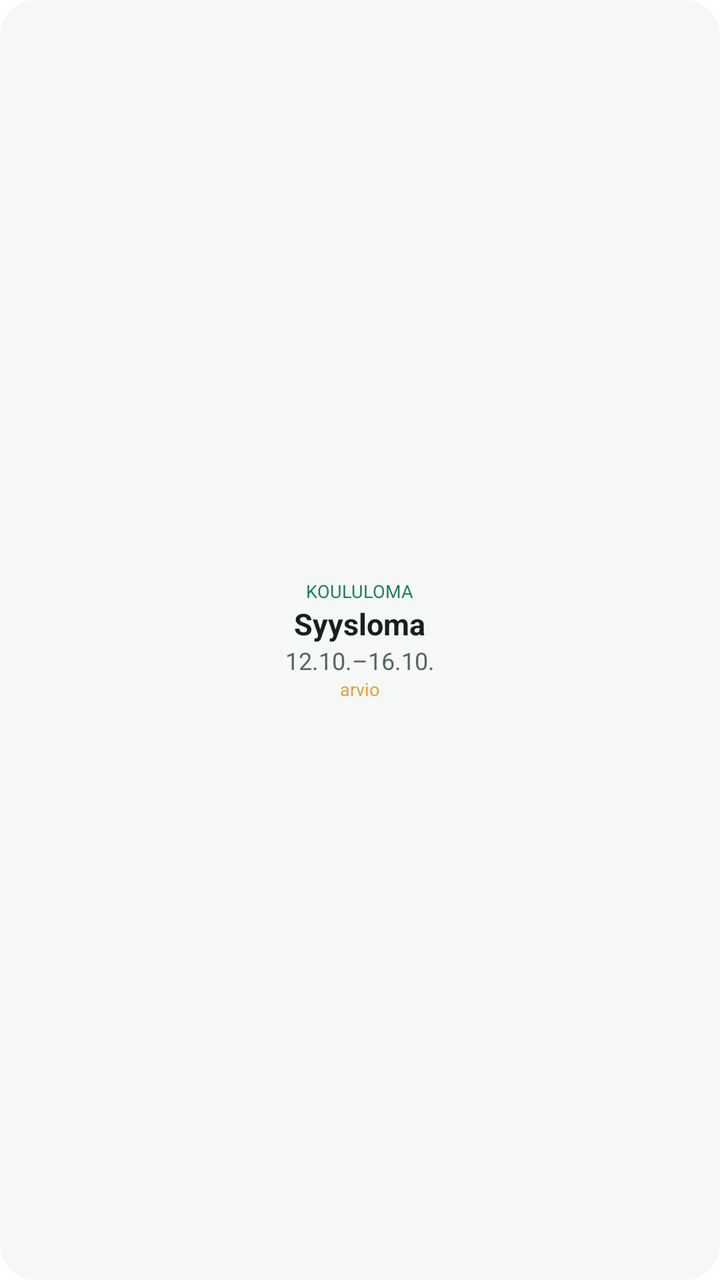
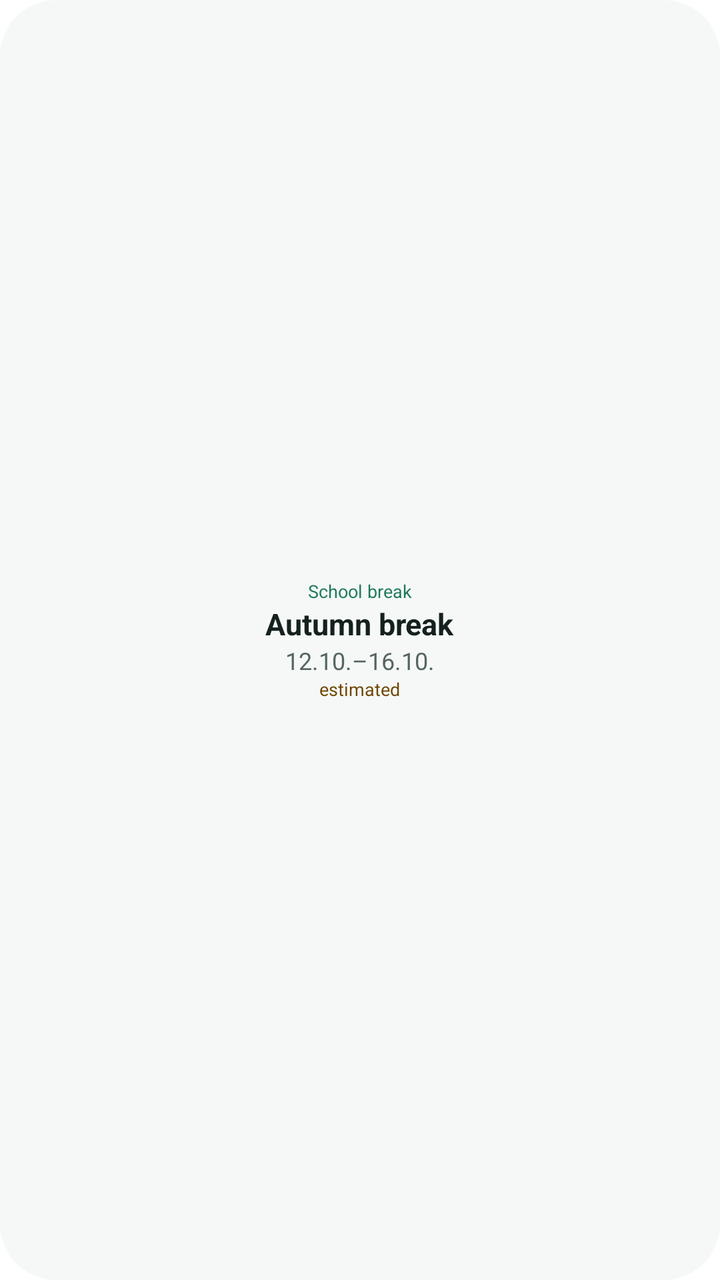

The first picture is an Android layout as it rendered before a commit; the second is the same layout after the commit. The layout source and the unified diff follow.
<!-- AndroidManifest.xml: fallback theme Theme.MaterialComponents.DayNight.NoActionBar -->
<!-- res/layout/preview_school.xml -->
<?xml version="1.0" encoding="utf-8"?>
<LinearLayout xmlns:android="http://schemas.android.com/apk/res/android"
    android:layout_width="match_parent"
    android:layout_height="match_parent"
    android:background="@drawable/widget_preview_bg"
    android:gravity="center"
    android:orientation="vertical"
    android:padding="10dp">
    <TextView android:layout_width="wrap_content" android:layout_height="wrap_content"
        android:text="KOULULOMA" android:textSize="9sp" android:textColor="@color/brand_accent"
        android:textStyle="normal" />
    <TextView android:layout_width="wrap_content" android:layout_height="wrap_content"
        android:text="Syysloma" android:textSize="15sp" android:textColor="@color/brand_ink"
        android:textStyle="bold" />
    <TextView android:layout_width="wrap_content" android:layout_height="wrap_content"
        android:text="12.10.–16.10." android:textSize="12sp" android:textColor="@color/brand_soft"
        android:textStyle="normal" />
    <TextView android:layout_width="wrap_content" android:layout_height="wrap_content"
        android:text="arvio" android:textSize="9sp" android:textColor="@color/brand_amber"
        android:textStyle="normal" />
</LinearLayout>
<!-- resources referenced by this layout -->
<resources>
  <color name="brand_accent">#FF1F7A5C</color>
  <color name="brand_amber">#FFE0A23B</color>
  <color name="brand_ink">#FF15211F</color>
  <color name="brand_soft">#FF56655F</color>
  <!-- drawable widget_preview_bg (drawable) -->
  <?xml version="1.0" encoding="utf-8"?>
  <shape xmlns:android="http://schemas.android.com/apk/res/android" android:shape="rectangle">
      <solid android:color="@color/brand_card" />
      <corners android:radius="18dp" />
  </shape>
  <color name="brand_card">#FFF5F8F7</color>
</resources>

<!-- the commit's change to res/layout/preview_school.xml (unified diff, before → after) -->
@@ -7,15 +7,15 @@
     android:orientation="vertical"
     android:padding="10dp">
     <TextView android:layout_width="wrap_content" android:layout_height="wrap_content"
-        android:text="KOULULOMA" android:textSize="9sp" android:textColor="@color/brand_accent"
+        android:text="@string/widget_school_break" android:textSize="9sp" android:textColor="@color/brand_accent"
         android:textStyle="normal" />
     <TextView android:layout_width="wrap_content" android:layout_height="wrap_content"
-        android:text="Syysloma" android:textSize="15sp" android:textColor="@color/brand_ink"
+        android:text="@string/widget_autumn_break" android:textSize="15sp" android:textColor="@color/brand_ink"
         android:textStyle="bold" />
     <TextView android:layout_width="wrap_content" android:layout_height="wrap_content"
         android:text="12.10.–16.10." android:textSize="12sp" android:textColor="@color/brand_soft"
         android:textStyle="normal" />
     <TextView android:layout_width="wrap_content" android:layout_height="wrap_content"
-        android:text="arvio" android:textSize="9sp" android:textColor="@color/brand_amber"
+        android:text="@string/widget_estimated" android:textSize="9sp" android:textColor="@color/brand_amber_text"
         android:textStyle="normal" />
 </LinearLayout>
<!-- resource entries referenced after the edit -->
@@ -1,15 +1,19 @@
 <!-- resources referenced by this layout -->
 <resources>
   <color name="brand_accent">#FF1F7A5C</color>
-  <color name="brand_amber">#FFE0A23B</color>
+  <color name="brand_amber_text">#FF704700</color>
   <color name="brand_ink">#FF15211F</color>
   <color name="brand_soft">#FF56655F</color>
   <!-- drawable widget_preview_bg (drawable) -->
   <?xml version="1.0" encoding="utf-8"?>
   <shape xmlns:android="http://schemas.android.com/apk/res/android" android:shape="rectangle">
       <solid android:color="@color/brand_card" />
-      <corners android:radius="18dp" />
+      <corners android:radius="@dimen/widget_corner_radius" />
   </shape>
+  <string name="widget_autumn_break">Autumn break</string>
+  <string name="widget_estimated">estimated</string>
+  <string name="widget_school_break">School break</string>
   <color name="brand_card">#FFF5F8F7</color>
+  <dimen name="widget_corner_radius">18dp</dimen>
 </resources>
 
